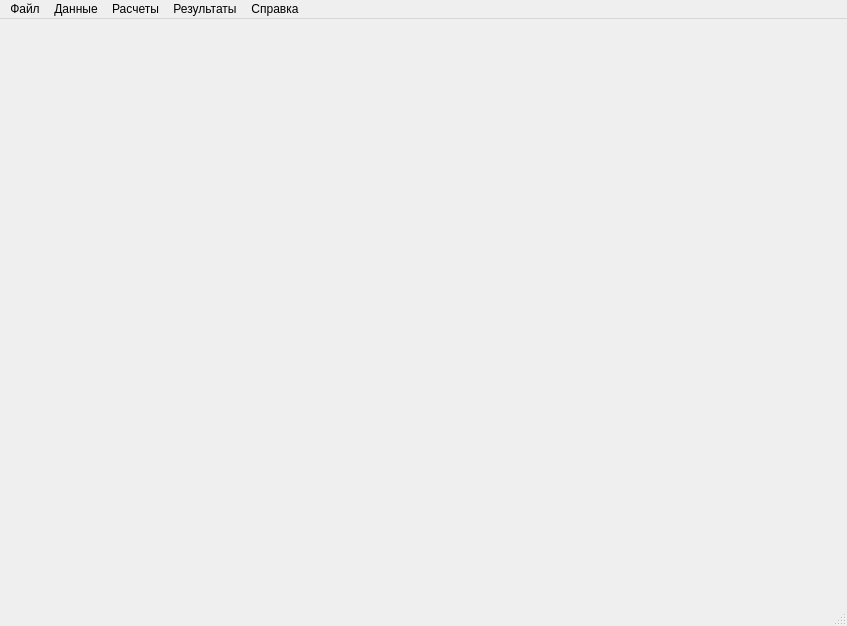
Old version of the form mainwindow.ui in the repository PointlessAlbatross/CAD-A_Qt.
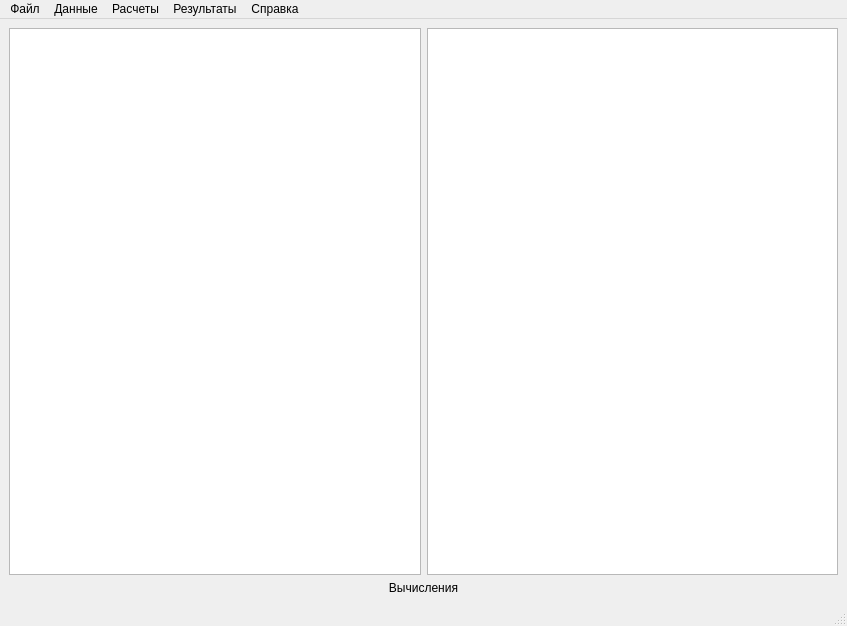
New version of the form.

Commit message: Добавленно окно изначальных данных в главном меню

What changed in the file:
```diff
--- a/mainwindow.ui
+++ b/mainwindow.ui
@@ -13,7 +13,34 @@
   <property name="windowTitle">
    <string>CAD-A_Qt</string>
   </property>
-  <widget class="QWidget" name="centralwidget"/>
+  <widget class="QWidget" name="centralwidget">
+   <layout class="QGridLayout" name="gridLayout">
+    <item row="0" column="0">
+     <widget class="QPlainTextEdit" name="consoleText">
+      <property name="readOnly">
+       <bool>true</bool>
+      </property>
+     </widget>
+    </item>
+    <item row="0" column="1">
+     <widget class="QPlainTextEdit" name="antenna_Info">
+      <property name="readOnly">
+       <bool>true</bool>
+      </property>
+     </widget>
+    </item>
+    <item row="1" column="0" colspan="2">
+     <widget class="QLabel" name="label">
+      <property name="text">
+       <string>Вычисления</string>
+      </property>
+      <property name="alignment">
+       <set>Qt::AlignCenter</set>
+      </property>
+     </widget>
+    </item>
+   </layout>
+  </widget>
   <widget class="QMenuBar" name="menubar">
    <property name="geometry">
     <rect>
```
The commit also changes 3 other files.
